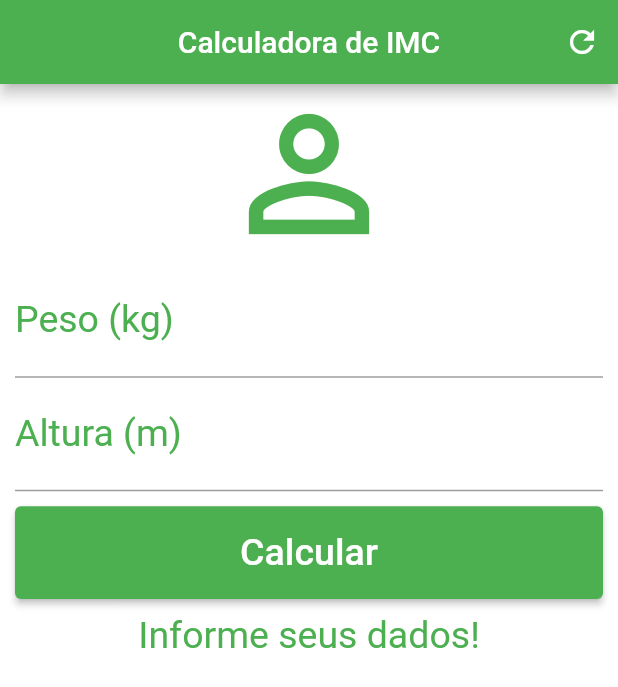
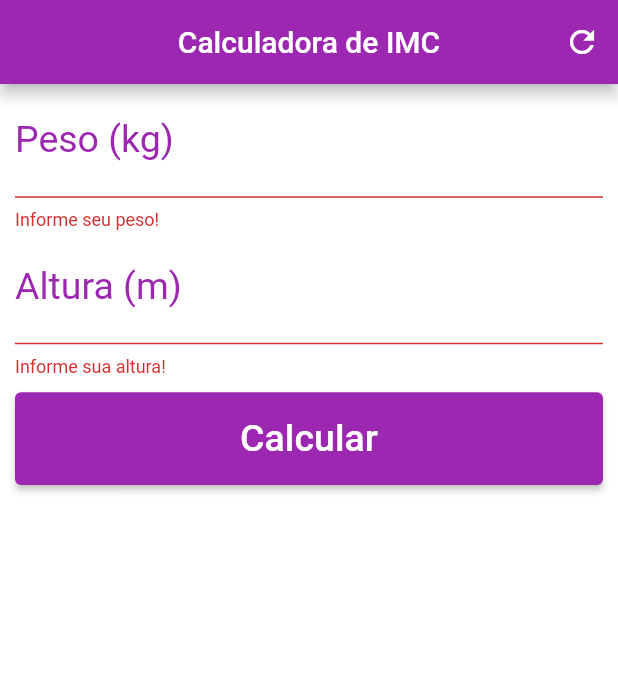
Before and after one commit to viniciusoliverrs/CalculadoraIMCApp, a Flutter app: the screen it shows after launch, after a tap on "Calcular", on a phone screen of 412 x 824 dp. Shown: the top 687 px of the screen. Run offline on Flutter 3.47's test engine with Material 2 defaults, Android fonts, the phone set to English and light mode, and no system bars; our stand-ins replace flutter_modular.

Commit message:
feat: Refatorando

```diff
--- a/lib/main.dart
+++ b/lib/main.dart
@@ -4,7 +4,5 @@ import 'package:flutter_modular/flutter_modular.dart';
 import 'src/app_module.dart';
 import 'src/app_widget.dart';
 
-void main() {
-  Modular.to.addListener(() => debugPrint(Modular.to.path));
-  runApp(ModularApp(module: AppModule(), child: const AppWidget()));
-}
+void main() =>
+    runApp(ModularApp(module: AppModule(), child: const AppWidget()));
--- a/lib/src/app_module.dart
+++ b/lib/src/app_module.dart
@@ -1,4 +1,3 @@
-import 'package:calculadora_imc_app/src/core/domain/repositories/icalculadora_repository.dart';
 import 'package:flutter_modular/flutter_modular.dart';
 
 import 'core/infra/repositories/calculadora_repository.dart';
@@ -8,9 +7,8 @@ import 'modules/home/views/home_view.dart';
 class AppModule extends Module {
   @override
   final List<Bind> binds = [
-    Bind.lazySingleton<ICalculadoraRepository>(
-        (i) => CalculadoraRepository()), // Verificar se é necessário o tipo
-    Bind.lazySingleton<HomeController>((i) => HomeController(i())),
+    Bind.factory((i) => CalculadoraRepository()),
+    Bind.factory((i) => HomeController(i())),
   ];
 
   @override
@@ -18,7 +16,7 @@ class AppModule extends Module {
     ChildRoute(
       '/',
       child: (_, args) => HomeView(
-        homeController: Modular.get<HomeController>(),
+        homeController: Modular.get(),
       ),
     ),
   ];
--- a/lib/src/core/presenter/widgets/common_text_field.dart
+++ b/lib/src/core/presenter/common_widgets/common_text_field.dart
@@ -1,5 +1,7 @@
 // ignore_for_file: public_member_api_docs, sort_constructors_first
 import 'package:flutter/material.dart';
+
+import '../theme/appcolors.dart';
 
 class CommonTextField extends StatelessWidget {
   final GlobalKey<FormState> formKey;
@@ -8,6 +10,7 @@ class CommonTextField extends StatelessWidget {
   final String label;
   final TextInputType keyboardType;
   final TextAlign textAlign;
+  final String? Function(String?)? validator;
   const CommonTextField({
     Key? key,
     required this.controller,
@@ -16,6 +19,7 @@ class CommonTextField extends StatelessWidget {
     required this.formKey,
     this.textAlign = TextAlign.center,
     this.keyboardType = TextInputType.number,
+    this.validator,
   }) : super(key: key);
 
   @override
@@ -23,15 +27,12 @@ class CommonTextField extends StatelessWidget {
     return TextFormField(
         keyboardType: keyboardType,
         decoration: InputDecoration(
-            labelText: label, labelStyle: const TextStyle(color: Colors.green)),
+          labelText: label,
+          labelStyle: const TextStyle(color: AppColors.primary),
+        ),
         textAlign: textAlign,
-        style: const TextStyle(color: Colors.green, fontSize: 25.0),
+        style: const TextStyle(color: AppColors.primary, fontSize: 25.0),
         controller: controller,
-        validator: (value) {
-          if (value == null) {
-            return "Insira sua altura!";
-          }
-          return null;
-        });
+        validator: validator);
   }
 }
--- a/lib/src/core/presenter/theme/appcolors.dart
+++ b/lib/src/core/presenter/theme/appcolors.dart
@@ -1,6 +1,6 @@
 import 'package:flutter/material.dart';
 
 class AppColors {
-  static const Color primary = Colors.green;
+  static const Color primary = Colors.purple;
   static const Color light = Colors.white;
 }
--- a/lib/src/modules/home/controllers/home_controller.dart
+++ b/lib/src/modules/home/controllers/home_controller.dart
@@ -2,21 +2,25 @@ import 'package:calculadora_imc_app/src/core/domain/repositories/icalculadora_re
 import 'package:flutter/cupertino.dart';
 
 class HomeController {
-  final ValueNotifier<double> _resultado = ValueNotifier(0);
-  final ValueNotifier<String> _infoText = ValueNotifier("Informe seus dados!");
-
+  late final ValueNotifier<double> _resultado;
+  late final ValueNotifier<String> _infoText;
+  late final TextEditingController pesoController;
+  late final TextEditingController alturaController;
+  late final GlobalKey<FormState> formKey;
 
   final ICalculadoraRepository calculadoraRepository;
 
-  HomeController(this.calculadoraRepository);
+  HomeController(this.calculadoraRepository) {
+    _resultado = ValueNotifier(0.0);
+    _infoText = ValueNotifier("");
+    pesoController = TextEditingController();
+    alturaController = TextEditingController();
+    formKey = GlobalKey<FormState>();
+  }
 
   get resultado => _resultado;
   get infoText => _infoText;
 
-  void reset() {
-    _resultado.value = 0;
-    _infoText.value = "Informe seus dados!";
-  }
 
   void calcular(double peso, double altura) {
     double imc = calculadoraRepository.calcularIMC(peso, altura);
@@ -25,4 +29,18 @@ class HomeController {
     _resultado.value = imc;
     _infoText.value = info;
   }
+
+  void dispose() {
+    _resultado.dispose();
+    _infoText.dispose();
+    pesoController.dispose();
+    alturaController.dispose();
+  }
+
+  void resetar() {
+    pesoController.clear();
+    alturaController.clear();
+     _resultado.value = 0;
+    _infoText.value = "";
+  }
 }
--- a/lib/src/modules/home/views/home_view.dart
+++ b/lib/src/modules/home/views/home_view.dart
@@ -2,12 +2,12 @@ import 'package:flutter/material.dart';
 
 import '../../../core/presenter/theme/appcolors.dart';
 import '../../../core/presenter/theme/appsizes.dart';
-import '../../../core/presenter/widgets/common_text_field.dart';
+import '../../../core/presenter/common_widgets/common_text_field.dart';
 import '../controllers/home_controller.dart';
 
 class HomeView extends StatefulWidget {
   final HomeController homeController;
-   HomeView({
+  const HomeView({
     Key? key,
     required this.homeController,
   }) : super(key: key);
@@ -17,22 +17,6 @@ class HomeView extends StatefulWidget {
 }
 
 class _HomeViewState extends State<HomeView> {
-  TextEditingController pesoController = TextEditingController();
-  TextEditingController alturaController = TextEditingController();
-  final GlobalKey<FormState> formKey = GlobalKey<FormState>();
-
-  void _resetFields() {
-    pesoController.clear();
-    alturaController.clear();
-    widget.homeController.reset();
-  }
-
-  @override
-  void initState() {
-    super.initState();
-    widget.homeController.reset();
-  }
-
   @override
   Widget build(BuildContext context) {
     return Scaffold(
@@ -40,10 +24,10 @@ class _HomeViewState extends State<HomeView> {
         title: const Text("Calculadora de IMC"),
         centerTitle: true,
         backgroundColor: AppColors.primary,
-        actions: <Widget>[
+        actions: [
           IconButton(
             icon: const Icon(Icons.refresh),
-            onPressed: _resetFields,
+            onPressed: widget.homeController.resetar,
           ),
         ],
       ),
@@ -53,26 +37,31 @@ class _HomeViewState extends State<HomeView> {
         child: Column(
           children: [
             Form(
-              key: formKey,
+              key: widget.homeController.formKey,
               child: Column(
                 crossAxisAlignment: CrossAxisAlignment.stretch,
                 children: [
-                  const Icon(
-                    Icons.person_outline,
-                    size: AppSizes.iconSizeLarge,
-                    color: AppColors.primary,
+                  CommonTextField(
+                    controller: widget.homeController.pesoController,
+                    label: "Peso (kg)",
+                    infoText: "Informe seu peso!",
+                    formKey: widget.homeController.formKey,
+                    validator: (value) {
+                      if (value!.isEmpty) {
+                        return "Informe seu peso!";
+                      }
+                    },
                   ),
                   CommonTextField(
-                    controller: pesoController,
-                    label: "Peso (kg)",
-                    infoText: "Informe seu peso!",
-                    formKey: formKey,
-                  ),
-                  CommonTextField(
-                    controller: alturaController,
+                    controller: widget.homeController.alturaController,
                     label: "Altura (m)",
                     infoText: "Informe sua altura!",
-                    formKey: formKey,
+                    formKey: widget.homeController.formKey,
+                    validator: (value) {
+                      if (value!.isEmpty) {
+                        return "Informe sua altura!";
+                      }
+                    },
                   ),
                   Padding(
                       padding: const EdgeInsets.only(top: 10.0, bottom: 10.0),
@@ -80,11 +69,14 @@ class _HomeViewState extends State<HomeView> {
                         height: MediaQuery.of(context).size.width * 0.15,
                         child: ElevatedButton(
                           onPressed: () {
-                            if (formKey.currentState!.validate()) {
-                              var altura =
-                                  alturaController.text.replaceAll(",", ".");
+                            if (widget.homeController.formKey.currentState!
+                                .validate()) {
+                              var altura = widget
+                                  .homeController.alturaController.text
+                                  .replaceAll(",", ".");
                               widget.homeController.calcular(
-                                  double.parse(pesoController.text),
+                                  double.parse(widget
+                                      .homeController.pesoController.text),
                                   double.parse(altura));
                             }
                           },
```
